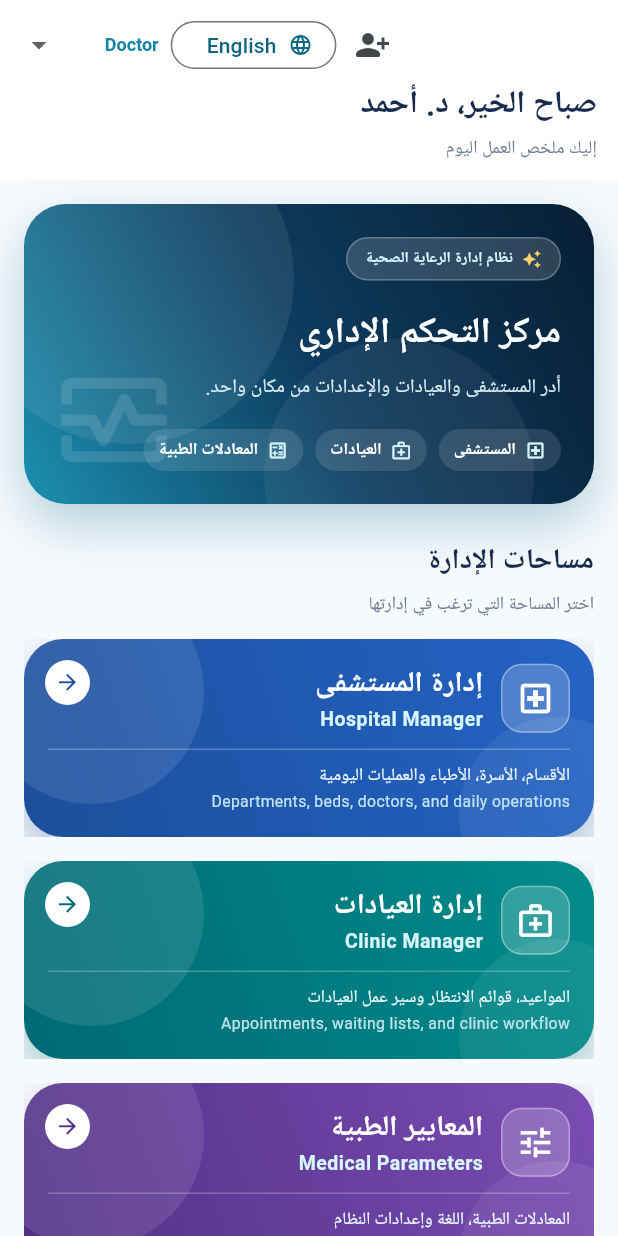
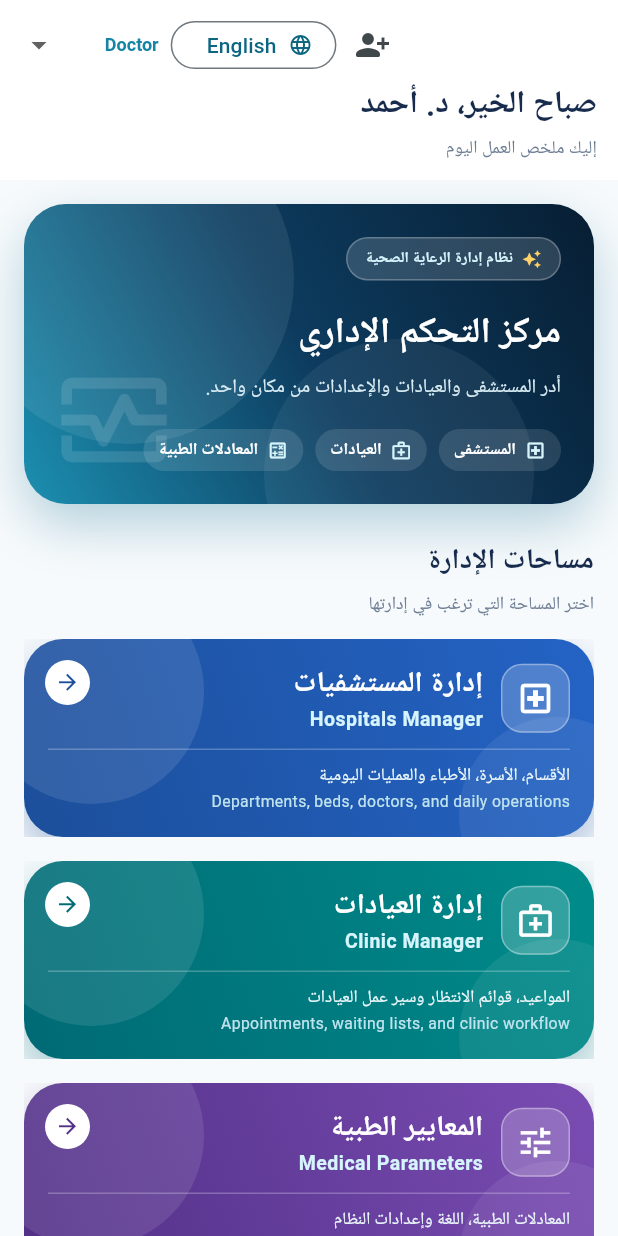
Before and after one commit to mohamedhefny-coder/HospMaster, a Flutter app: the HospitalDashboard screen opened directly, on a phone screen of 412 x 824 dp. Run offline on Flutter 3.47's test engine with Material 3 defaults, Android fonts, the phone set to English and light mode, and no system bars; our stand-ins replace image_picker, share_plus, supabase_flutter; accounts and stored records are empty; Roboto replaces fonts that are missing (Arial).

Commit message:
Rename Hospital Manager card to Hospitals Manager
Co-authored-by: Copilot <223556219+Copilot@users.noreply.github.com>

```diff
--- a/lib/main.dart
+++ b/lib/main.dart
@@ -687,8 +687,8 @@ class _HospitalDashboardState extends State<HospitalDashboard> {
             SizedBox(
               width: wide ? 280 : double.infinity,
               child: _managerCard(
-                title: 'Hospital Manager',
-                arabicTitle: 'إدارة المستشفى',
+                title: 'Hospitals Manager',
+                arabicTitle: 'إدارة المستشفيات',
                 arabicDescription: 'الأقسام، الأسرة، الأطباء والعمليات اليومية',
                 description: 'Departments, beds, doctors, and daily operations',
                 icon: Icons.local_hospital_outlined,
@@ -857,7 +857,7 @@ class _HospitalDashboardState extends State<HospitalDashboard> {
           onPressed: () => setState(() => _tab = AppTab.hospitalManager),
           icon: const Icon(Icons.arrow_back, size: 18),
           label: Text(
-            tr('العودة إلى إدارة المستشفى', 'Back to Hospital Manager'),
+            tr('العودة إلى إدارة المستشفيات', 'Back to Hospitals Manager'),
           ),
           style: TextButton.styleFrom(
             alignment: AlignmentDirectional.centerStart,
@@ -924,7 +924,7 @@ class _HospitalDashboardState extends State<HospitalDashboard> {
           onPressed: () => setState(() => _tab = AppTab.hospitalManager),
           icon: const Icon(Icons.arrow_back, size: 18),
           label: Text(
-            tr('العودة إلى إدارة المستشفى', 'Back to Hospital Manager'),
+            tr('العودة إلى إدارة المستشفيات', 'Back to Hospitals Manager'),
           ),
           style: TextButton.styleFrom(
             alignment: AlignmentDirectional.centerStart,
```
